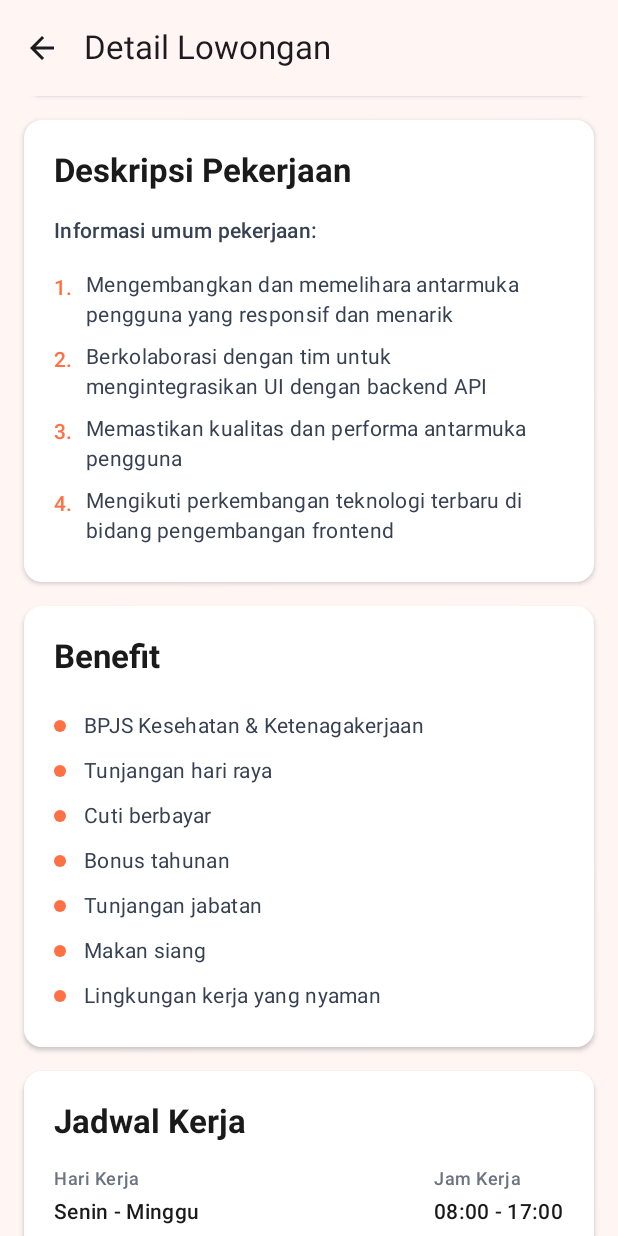
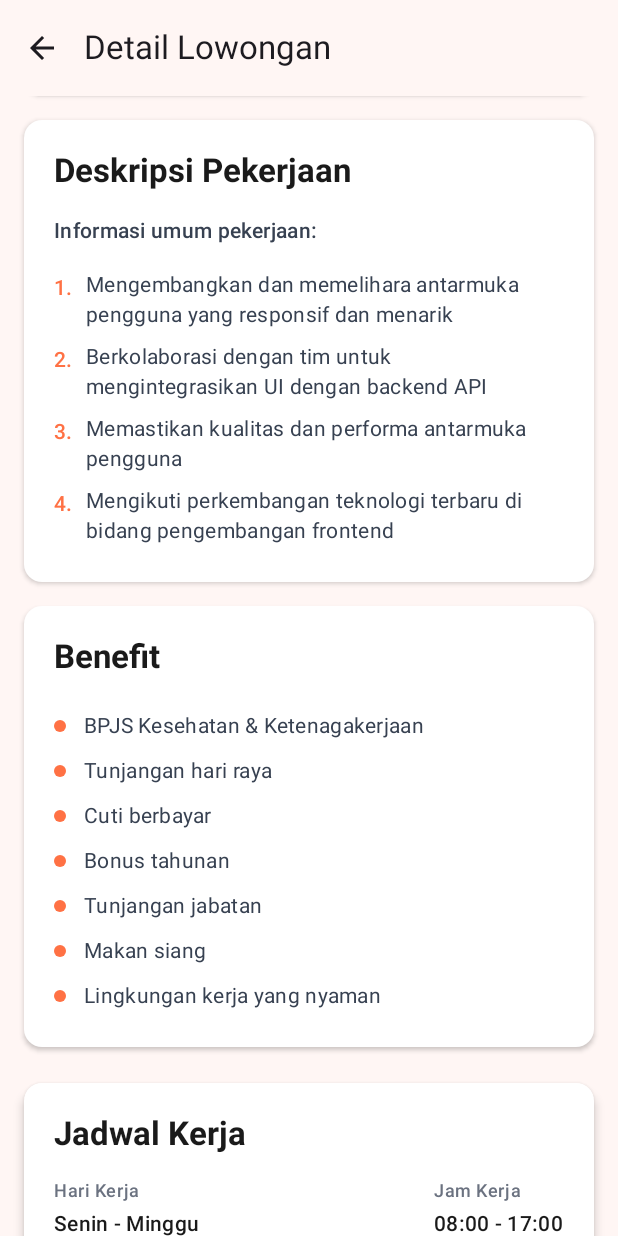
Before and after one commit to Velazta/AntiNganggur-Mobile-App, an Android app built with Jetpack Compose: the @Preview function JobDetailScreenPreview, scrolled down 532 dp, on a phone screen of 412 x 824 dp. Run offline under Robolectric (Android 15) with nearby library versions, the phone set to English and light mode, and no system bars.

Commit message:
fixxxx detail job screen

```diff
--- a/app/src/main/java/com/l0123118/ravelin/antinganggur/menulist/lowonganpage/JobDetailScreen.kt
+++ b/app/src/main/java/com/l0123118/ravelin/antinganggur/menulist/lowonganpage/JobDetailScreen.kt
@@ -277,8 +277,23 @@ fun JobDetailContent(job: Job, paddingValues: PaddingValues) {
             }
         }
 
-        // Working hours section
-        SectionCard(title = "Jadwal Kerja") {
+        // Working hours section with Apply button
+        Card(
+            modifier = Modifier
+                .fillMaxWidth()
+                .padding(16.dp),
+            colors = CardDefaults.cardColors(containerColor = Color.White),
+            elevation = CardDefaults.cardElevation(defaultElevation = 4.dp),
+            shape = RoundedCornerShape(12.dp)
+        ) {
+            Column(modifier = Modifier.padding(20.dp)) {
+                Text(
+                    text = "Jadwal Kerja",
+                    style = MaterialTheme.typography.titleLarge,
+                    fontWeight = FontWeight.Bold,
+                    color = Color(0xFF1A1A1A)
+                )
+                Spacer(modifier = Modifier.height(16.dp))
                 Row(
                     modifier = Modifier.fillMaxWidth(),
                     horizontalArrangement = Arrangement.SpaceBetween
@@ -292,22 +307,11 @@ fun JobDetailContent(job: Job, paddingValues: PaddingValues) {
                         value = if (job.type.contains("Part")) "09:00 - 15:00" else "08:00 - 17:00"
                     )
                 }
-        }
-
-        // Apply button
-        Card(
-            modifier = Modifier
-                .fillMaxWidth()
-                .padding(16.dp),
-            colors = CardDefaults.cardColors(containerColor = Color.White),
-            elevation = CardDefaults.cardElevation(defaultElevation = 4.dp),
-            shape = RoundedCornerShape(12.dp)
-        ) {
+                Spacer(modifier = Modifier.height(24.dp))
                 Button(
                     onClick = { /* TODO: Handle apply action */ },
                     modifier = Modifier
                         .fillMaxWidth()
-                    .padding(16.dp)
                         .height(52.dp),
                     colors = ButtonDefaults.buttonColors(containerColor = OrangePrimary),
                     shape = RoundedCornerShape(12.dp),
@@ -319,6 +323,7 @@ fun JobDetailContent(job: Job, paddingValues: PaddingValues) {
                         fontWeight = FontWeight.Bold,
                         color = Color.White
                     )
+                }
             }
         }
 
```
Lines whose indentation alone changed are shown as unchanged.
